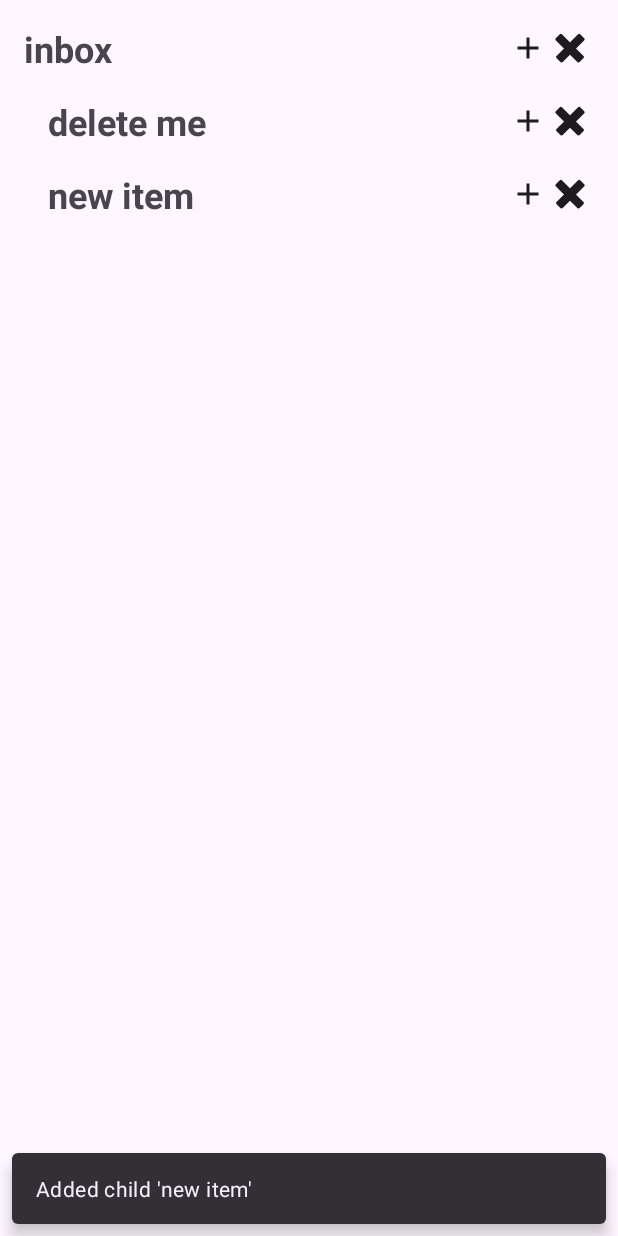
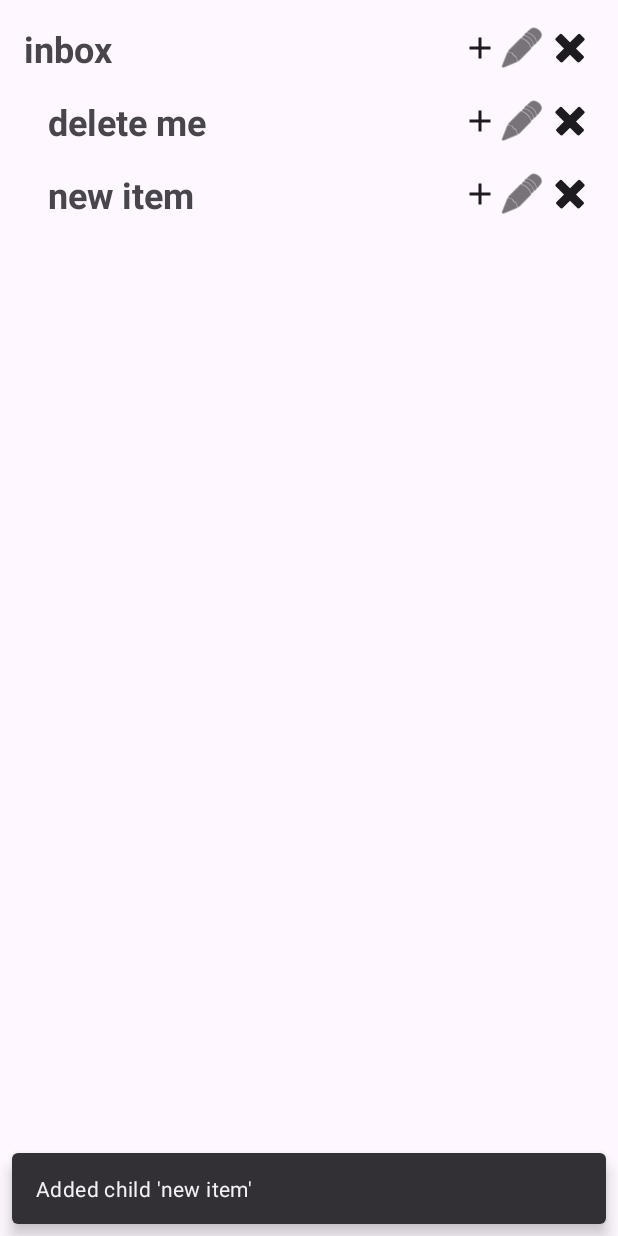
Before and after one commit to vextorspace/DewItAndroid, an Android app: the screen it shows after launch (MainActivity), after a tap on "Add Item", on a phone screen of 412 x 824 dp. Run offline under Robolectric (Android 15) with nearby library versions, the phone set to English and light mode, and no system bars.

Commit message:
edit button added

```diff
--- a/app/src/main/java/com/dsronne/testdewit/datamodel/Item.kt
+++ b/app/src/main/java/com/dsronne/testdewit/datamodel/Item.kt
@@ -14,7 +14,7 @@ package com.dsronne.testdewit.datamodel
  * Two items are considered equal if they share the same identifier.
  */
 data class Item(
-    val label: String,
+    var label: String,
     val id: ItemId = ItemId()
 ) {
     override fun equals(other: Any?): Boolean {
--- a/app/src/main/java/com/dsronne/testdewit/ui/ItemFragment.kt
+++ b/app/src/main/java/com/dsronne/testdewit/ui/ItemFragment.kt
@@ -70,12 +70,20 @@ class ItemFragment(private val itemStore: ItemStore) : Fragment() {
         val labelView = itemView.findViewById<TextView>(R.id.text_label)
         val addChildButton = itemView.findViewById<ImageButton>(R.id.button_add_child)
         val removeButton = itemView.findViewById<ImageButton>(R.id.button_remove_item)
+        val editButton = itemView.findViewById<ImageButton>(R.id.button_edit_item)
         val subContainer = itemView.findViewById<LinearLayout>(R.id.children_container)
 
         labelView.text = item.label()
 
         addChildButton.setOnClickListener {
             addChildTo(item, subContainer, itemView)
+        }
+
+        editButton.setOnClickListener {
+            item.data.label = "edited"
+            itemStore.edit(item)
+            labelView.text = item.label()
+            Snackbar.make(itemView, "Edited '${item.label()}'", Snackbar.LENGTH_SHORT).show()
         }
 
         removeButton.setOnClickListener {
--- a/app/src/main/res/layout/fragment_item.xml
+++ b/app/src/main/res/layout/fragment_item.xml
@@ -28,6 +28,14 @@
             android:background="?attr/selectableItemBackgroundBorderless"
             android:tint="?attr/colorOnSurface" />
         <ImageButton
+            android:id="@+id/button_edit_item"
+            android:layout_width="wrap_content"
+            android:layout_height="wrap_content"
+            android:src="@android:drawable/ic_menu_edit"
+            android:contentDescription="@string/edit_item"
+            android:background="?attr/selectableItemBackgroundBorderless"
+            android:tint="?attr/colorOnSurface" />
+        <ImageButton
             android:id="@+id/button_remove_item"
             android:layout_width="wrap_content"
             android:layout_height="wrap_content"
--- a/app/src/main/res/values/strings.xml
+++ b/app/src/main/res/values/strings.xml
@@ -2,4 +2,5 @@
     <string name="app_name">TestDewIt</string>
     <string name="add_item">Add Item</string>
     <string name="remove_item">Remove Item</string>
+    <string name="edit_item">Edit Item</string>
 </resources>
```
